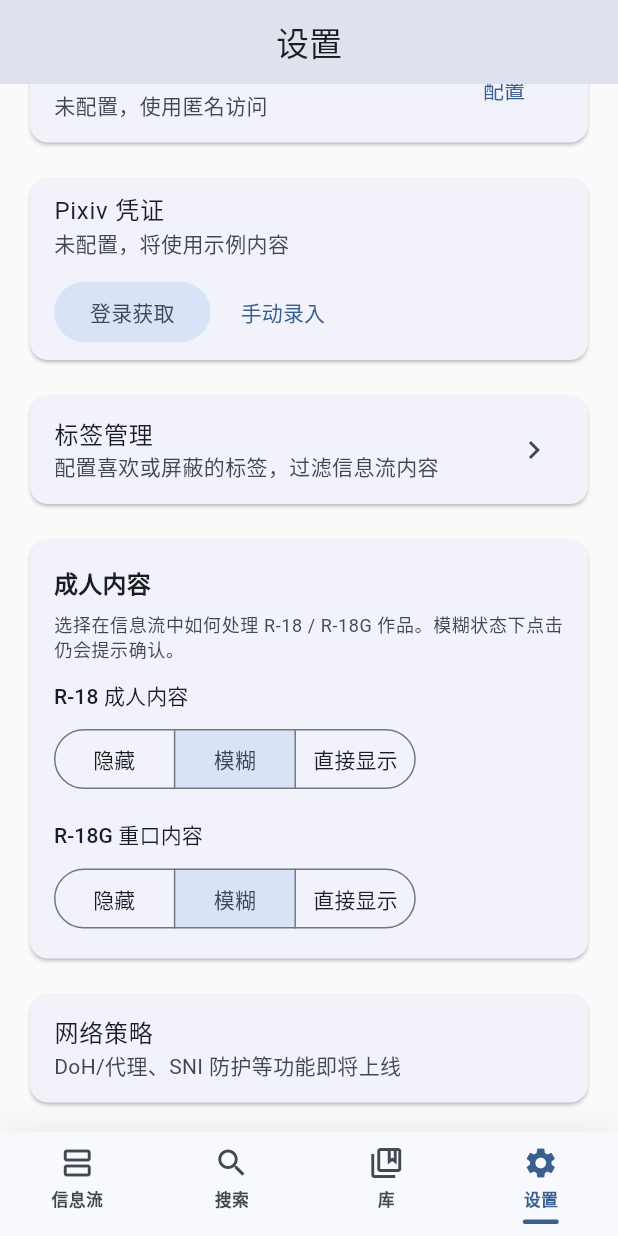
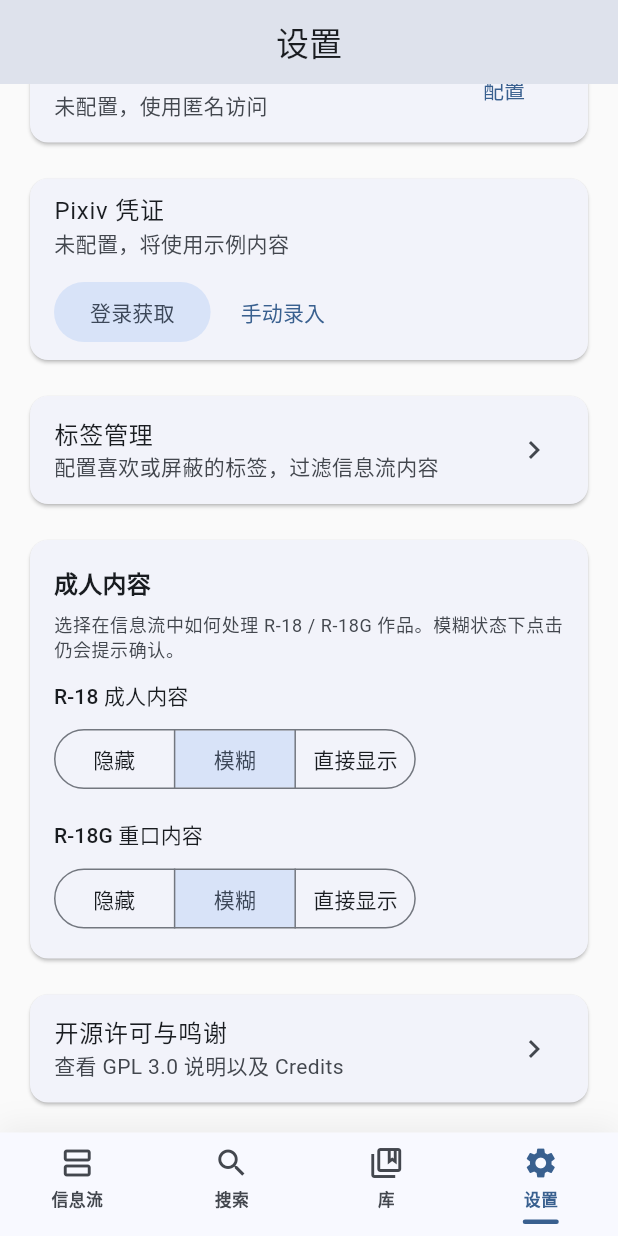
Before and after one commit to HundSimon/faio, a Flutter app: the screen it shows after launch, item 4 of the bottom bar chosen, scrolled down 217 dp, on a phone screen of 412 x 824 dp. Run offline on Flutter 3.47's test engine with Material 3 defaults, Android fonts, the phone set to English and light mode, and no system bars; our stand-ins replace cached_network_image, equatable, flutter_cache_manager, flutter_riverpod, flutter_secure_storage, go_router and 3 more; missing offline and left inert: lpinyin, rhttp, webview_flutter_android; accounts and stored records are empty.

Commit message:
chore: remove SNI card

```diff
--- a/lib/features/settings/presentation/settings_screen.dart
+++ b/lib/features/settings/presentation/settings_screen.dart
@@ -179,13 +179,6 @@ class SettingsScreen extends ConsumerWidget {
                   ),
                 ],
               ),
-            ),
-          ),
-          const SizedBox(height: 16),
-          const Card(
-            child: ListTile(
-              title: Text('网络策略'),
-              subtitle: Text('DoH/代理、SNI 防护等功能即将上线'),
             ),
           ),
           const SizedBox(height: 16),
```
